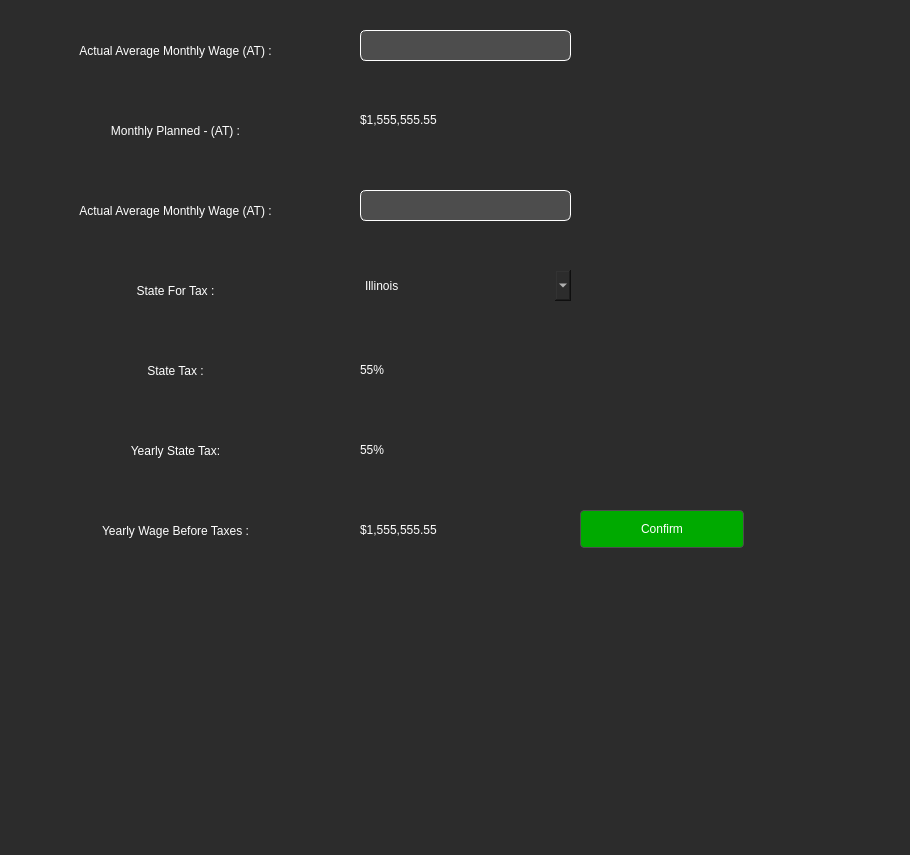
Before: the Qt Designer form ui/specifics_budget_planning.ui in DHouse185/Budget_App, drawn with Qt 5.
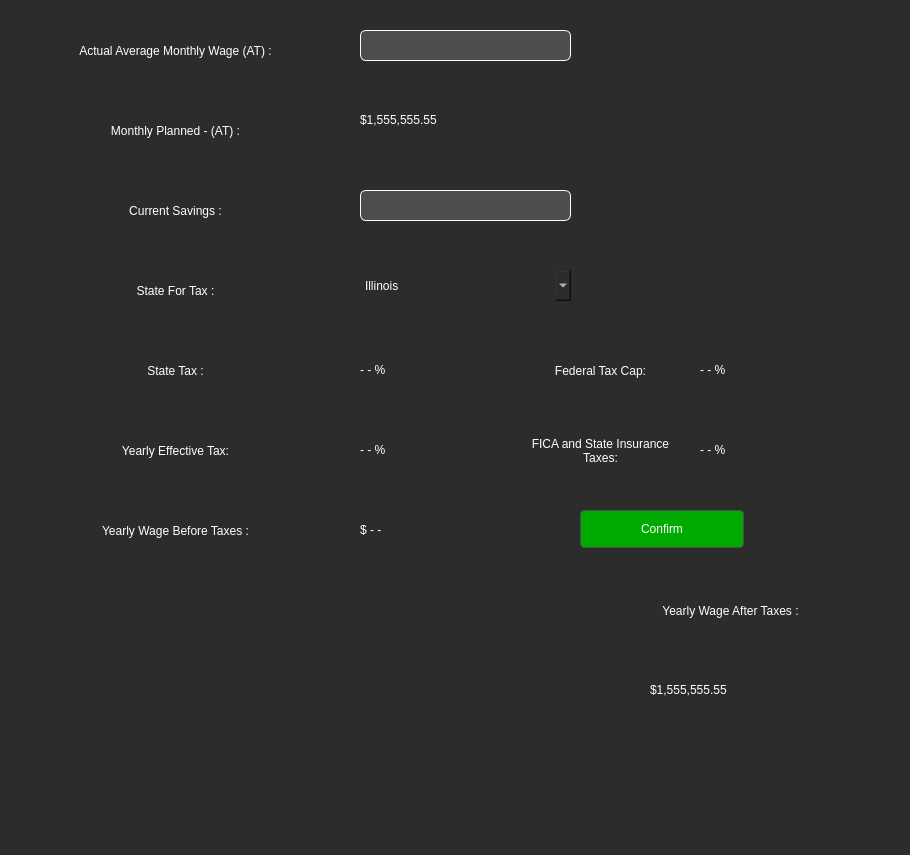
After: the same form once the commit is applied. Icons and pictures are not drawn.

```diff
--- a/ui/specifics_budget_planning.ui
+++ b/ui/specifics_budget_planning.ui
@@ -274,7 +274,7 @@
     <string notr="true">font: 500 16pt &quot;Nirmala UI&quot;;</string>
    </property>
    <property name="text">
-    <string>Actual Average Monthly Wage (AT) :</string>
+    <string>Current Savings :</string>
    </property>
    <property name="alignment">
     <set>Qt::AlignCenter</set>
@@ -382,7 +382,7 @@
     <string notr="true">font: 500 16pt &quot;Nirmala UI&quot;;</string>
    </property>
    <property name="text">
-    <string>$1,555,555.55</string>
+    <string>$ - -</string>
    </property>
    <property name="alignment">
     <set>Qt::AlignLeading|Qt::AlignLeft|Qt::AlignVCenter</set>
@@ -461,7 +461,7 @@
     <string notr="true">font: 500 16pt &quot;Nirmala UI&quot;;</string>
    </property>
    <property name="text">
-    <string>Yearly State Tax:</string>
+    <string>Yearly Effective Tax:</string>
    </property>
    <property name="alignment">
     <set>Qt::AlignCenter</set>
@@ -513,7 +513,7 @@
     <string notr="true">font: 500 16pt &quot;Nirmala UI&quot;;</string>
    </property>
    <property name="text">
-    <string>55%</string>
+    <string>- - %</string>
    </property>
    <property name="alignment">
     <set>Qt::AlignLeading|Qt::AlignLeft|Qt::AlignVCenter</set>
@@ -570,7 +570,7 @@
     <string notr="true">font: 500 16pt &quot;Nirmala UI&quot;;</string>
    </property>
    <property name="text">
-    <string>55%</string>
+    <string>- - %</string>
    </property>
    <property name="alignment">
     <set>Qt::AlignLeading|Qt::AlignLeft|Qt::AlignVCenter</set>
@@ -579,6 +579,138 @@
     <bool>true</bool>
    </property>
   </widget>
+  <widget class="QLabel" name="federal_tax_label">
+   <property name="geometry">
+    <rect>
+     <x>530</x>
+     <y>340</y>
+     <width>141</width>
+     <height>61</height>
+    </rect>
+   </property>
+   <property name="styleSheet">
+    <string notr="true">font: 500 16pt &quot;Nirmala UI&quot;;</string>
+   </property>
+   <property name="text">
+    <string>Federal Tax Cap:</string>
+   </property>
+   <property name="alignment">
+    <set>Qt::AlignCenter</set>
+   </property>
+   <property name="wordWrap">
+    <bool>true</bool>
+   </property>
+  </widget>
+  <widget class="QLabel" name="fica_label">
+   <property name="geometry">
+    <rect>
+     <x>530</x>
+     <y>420</y>
+     <width>141</width>
+     <height>61</height>
+    </rect>
+   </property>
+   <property name="styleSheet">
+    <string notr="true">font: 500 12pt &quot;Nirmala UI&quot;;</string>
+   </property>
+   <property name="text">
+    <string>FICA and State Insurance Taxes:</string>
+   </property>
+   <property name="alignment">
+    <set>Qt::AlignCenter</set>
+   </property>
+   <property name="wordWrap">
+    <bool>true</bool>
+   </property>
+  </widget>
+  <widget class="QLabel" name="amount_federal_tax_label">
+   <property name="geometry">
+    <rect>
+     <x>700</x>
+     <y>340</y>
+     <width>150</width>
+     <height>60</height>
+    </rect>
+   </property>
+   <property name="styleSheet">
+    <string notr="true">font: 500 16pt &quot;Nirmala UI&quot;;</string>
+   </property>
+   <property name="text">
+    <string>- - %</string>
+   </property>
+   <property name="alignment">
+    <set>Qt::AlignLeading|Qt::AlignLeft|Qt::AlignVCenter</set>
+   </property>
+   <property name="wordWrap">
+    <bool>true</bool>
+   </property>
+  </widget>
+  <widget class="QLabel" name="amount_fica_label">
+   <property name="geometry">
+    <rect>
+     <x>700</x>
+     <y>420</y>
+     <width>150</width>
+     <height>60</height>
+    </rect>
+   </property>
+   <property name="styleSheet">
+    <string notr="true">font: 500 16pt &quot;Nirmala UI&quot;;</string>
+   </property>
+   <property name="text">
+    <string>- - %</string>
+   </property>
+   <property name="alignment">
+    <set>Qt::AlignLeading|Qt::AlignLeft|Qt::AlignVCenter</set>
+   </property>
+   <property name="wordWrap">
+    <bool>true</bool>
+   </property>
+  </widget>
+  <widget class="QLabel" name="amount_yearly_wage_after_tax_label">
+   <property name="geometry">
+    <rect>
+     <x>650</x>
+     <y>660</y>
+     <width>150</width>
+     <height>60</height>
+    </rect>
+   </property>
+   <property name="styleSheet">
+    <string notr="true">font: 500 16pt &quot;Nirmala UI&quot;;</string>
+   </property>
+   <property name="text">
+    <string>$1,555,555.55</string>
+   </property>
+   <property name="alignment">
+    <set>Qt::AlignLeading|Qt::AlignLeft|Qt::AlignVCenter</set>
+   </property>
+   <property name="wordWrap">
+    <bool>true</bool>
+   </property>
+  </widget>
+  <widget class="QLabel" name="yearly_wage_after_tax_label">
+   <property name="geometry">
+    <rect>
+     <x>630</x>
+     <y>580</y>
+     <width>201</width>
+     <height>61</height>
+    </rect>
+   </property>
+   <property name="styleSheet">
+    <string notr="true">font: 500 16pt &quot;Nirmala UI&quot;;</string>
+   </property>
+   <property name="text">
+    <string>Yearly Wage After Taxes :</string>
+   </property>
+   <property name="alignment">
+    <set>Qt::AlignCenter</set>
+   </property>
+   <property name="wordWrap">
+    <bool>true</bool>
+   </property>
+  </widget>
  </widget>
  <resources/>
  <connections/>
```
Left out of the diff: 24 changed lines with no effect on the pictures.
